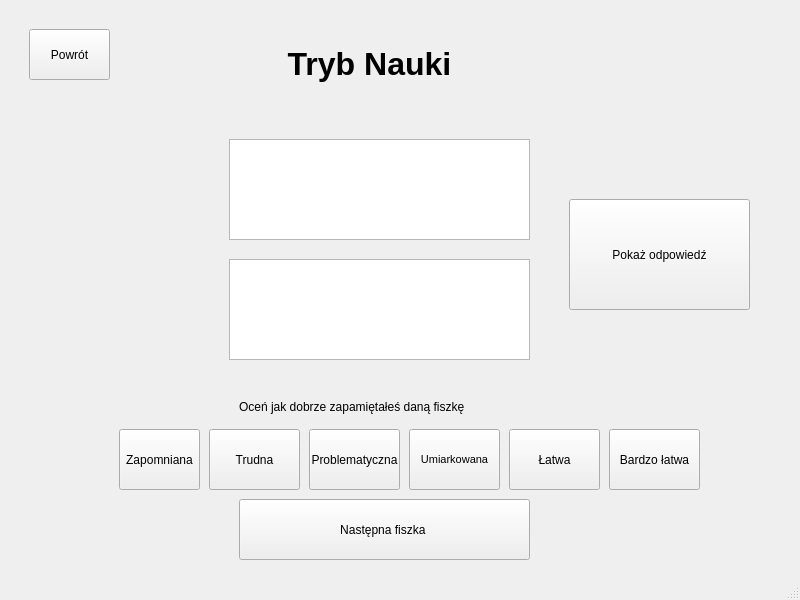
The window that src/qt_ui/mainwindow.ui (Michalmo12345/FlashcardQTApp) describes before a commit, drawn with Qt 5.
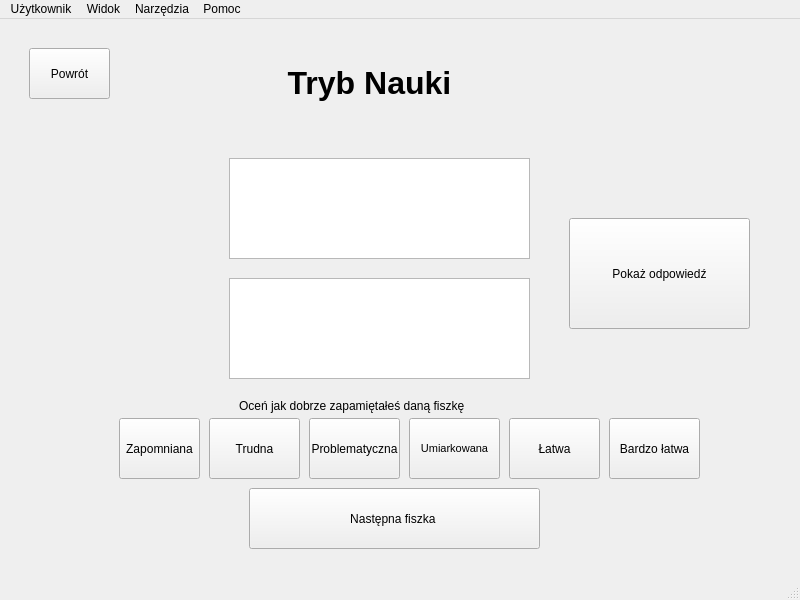
The same window after the commit. The open tabs and pages were chosen to show the change.

Commit message: add menubar actions

The edit to the form file:
```diff
--- a/src/qt_ui/mainwindow.ui
+++ b/src/qt_ui/mainwindow.ui
@@ -15,7 +15,7 @@
   </property>
   <widget class="QWidget" name="centralwidget">
    <layout class="QGridLayout" name="gridLayout">
-    <item row="0" column="1">
+    <item row="0" column="0">
      <widget class="QStackedWidget" name="baseStack">
       <property name="styleSheet">
        <string notr="true">QPushButton:pressed {
@@ -292,8 +292,8 @@
        <widget class="QPushButton" name="nextFlashcardButton">
         <property name="geometry">
          <rect>
-          <x>230</x>
-          <y>490</y>
+          <x>240</x>
+          <y>460</y>
           <width>291</width>
           <height>61</height>
          </rect>
@@ -365,7 +365,7 @@
         <property name="geometry">
          <rect>
           <x>230</x>
-          <y>390</y>
+          <y>370</y>
           <width>291</width>
           <height>16</height>
          </rect>
@@ -378,7 +378,7 @@
         <property name="geometry">
          <rect>
           <x>110</x>
-          <y>420</y>
+          <y>390</y>
           <width>81</width>
           <height>61</height>
          </rect>
@@ -396,7 +396,7 @@
         <property name="geometry">
          <rect>
           <x>200</x>
-          <y>420</y>
+          <y>390</y>
           <width>91</width>
           <height>61</height>
          </rect>
@@ -409,7 +409,7 @@
         <property name="geometry">
          <rect>
           <x>500</x>
-          <y>420</y>
+          <y>390</y>
           <width>91</width>
           <height>61</height>
          </rect>
@@ -422,7 +422,7 @@
         <property name="geometry">
          <rect>
           <x>400</x>
-          <y>420</y>
+          <y>390</y>
           <width>91</width>
           <height>61</height>
          </rect>
@@ -446,7 +446,7 @@
         <property name="geometry">
          <rect>
           <x>600</x>
-          <y>420</y>
+          <y>390</y>
           <width>91</width>
           <height>61</height>
          </rect>
@@ -464,7 +464,7 @@
         <property name="geometry">
          <rect>
           <x>300</x>
-          <y>420</y>
+          <y>390</y>
           <width>91</width>
           <height>61</height>
          </rect>
@@ -484,6 +484,73 @@
    </layout>
   </widget>
   <widget class="QStatusBar" name="statusbar"/>
+  <widget class="QMenuBar" name="menuBar">
+   <property name="geometry">
+    <rect>
+     <x>0</x>
+     <y>0</y>
+     <width>800</width>
+     <height>22</height>
+    </rect>
+   </property>
+   <widget class="QMenu" name="menuU_ytkownik">
+    <property name="title">
+     <string>Użytkownik</string>
+    </property>
+    <addaction name="actionProfile"/>
+    <addaction name="actionSwitchUser"/>
+    <addaction name="actionExit"/>
+   </widget>
+   <widget class="QMenu" name="menuWidok">
+    <property name="title">
+     <string>Widok</string>
+    </property>
+    <addaction name="actionFullScreen"/>
+   </widget>
+   <widget class="QMenu" name="menuNarz_dzia">
+    <property name="title">
+     <string>Narzędzia</string>
+    </property>
+   </widget>
+   <widget class="QMenu" name="menuPomoc">
+    <property name="title">
+     <string>Pomoc</string>
+    </property>
+    <addaction name="actionInfo"/>
+   </widget>
+   <addaction name="menuU_ytkownik"/>
+   <addaction name="menuWidok"/>
+   <addaction name="menuNarz_dzia"/>
+   <addaction name="menuPomoc"/>
+  </widget>
+  <action name="actionProfile">
+   <property name="text">
+    <string>Konto</string>
+   </property>
+  </action>
+  <action name="actionSwitchUser">
+   <property name="text">
+    <string>Przełącz użytkownika</string>
+   </property>
+  </action>
+  <action name="actionExit">
+   <property name="text">
+    <string>Zakończ i zamknij</string>
+   </property>
+  </action>
+  <action name="actionInfo">
+   <property name="text">
+    <string>Instrukcja</string>
+   </property>
+  </action>
+  <action name="actionFullScreen">
+   <property name="text">
+    <string>Pełny ekran                F11</string>
+   </property>
+   <property name="shortcut">
+    <string>F11</string>
+   </property>
+  </action>
  </widget>
  <resources/>
  <connections/>
```
Left out of the diff: 2 changed lines with no effect on the pictures. The commit also changes 2 other files.
